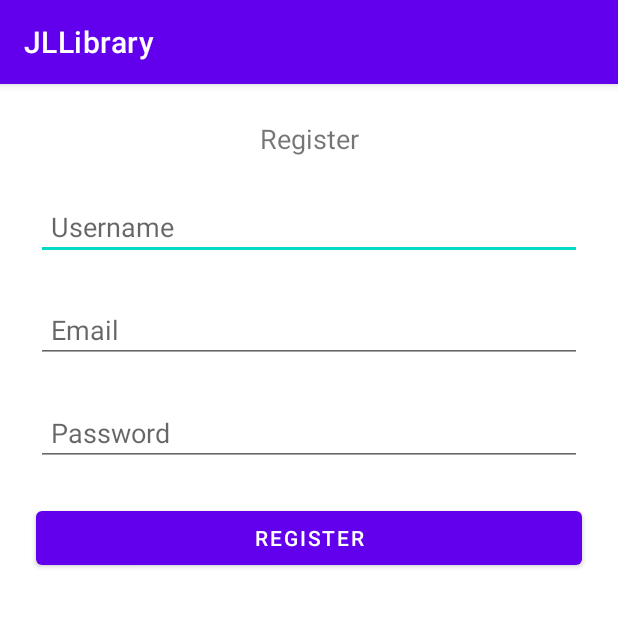
After one commit to Jianxuan-Li/android-F22-Assignment2-Library, an Android app: the RegisterActivity screen opened directly, with no data from a screen before it, on a phone screen of 412 x 824 dp, the top half of it. The commit adds this screen. Run offline under Robolectric (Android 15) with nearby library versions, the phone set to English and light mode, and no system bars.

Commit message:
feat: register

```diff
--- /dev/null
+++ b/app/src/main/java/jianxuan/li/jllibrary/RegisterActivity.java
@@ -0,0 +1,58 @@
+package jianxuan.li.jllibrary;
+
+import androidx.appcompat.app.AppCompatActivity;
+
+import android.content.Intent;
+import android.os.Bundle;
+import android.widget.Button;
+import android.widget.EditText;
+import android.widget.Toast;
+
+import jianxuan.li.jllibrary.data.Auth;
+import jianxuan.li.jllibrary.data.UserModel;
+
+public class RegisterActivity extends AppCompatActivity {
+
+    EditText username, password, email;
+    Button registerButton;
+
+    @Override
+    protected void onCreate(Bundle savedInstanceState) {
+        super.onCreate(savedInstanceState);
+        setContentView(R.layout.activity_register);
+
+        // widgets
+        username = findViewById(R.id.etName);
+        password = findViewById(R.id.etPassword);
+        email = findViewById(R.id.etEmail);
+        registerButton = findViewById(R.id.btnRegister);
+
+        // on click register button
+        registerButton.setOnClickListener(v -> {
+            UserModel userModel = new UserModel(this);
+            String username = this.username.getText().toString();
+            String password = this.password.getText().toString();
+            String email = this.email.getText().toString();
+
+            // validate
+            if (username.isEmpty() || password.isEmpty() || email.isEmpty()) {
+                Toast.makeText(this, "Please fill all fields", Toast.LENGTH_SHORT).show();
+                return;
+            }
+
+            if (userModel.register(username, password, email)) {
+                Auth auth = Auth.getInstance();
+                auth.setUsername(username);
+                auth.login();
+                Toast.makeText(this, "Register success", Toast.LENGTH_SHORT).show();
+
+                // go to home activity
+                Intent intent = new Intent(this, HomeActivity.class);
+                startActivity(intent);
+                finish();
+            } else {
+                Toast.makeText(this, "Account already exists", Toast.LENGTH_SHORT).show();
+            }
+        });
+    }
+}
--- /dev/null
+++ b/app/src/main/res/layout/activity_register.xml
@@ -0,0 +1,62 @@
+<?xml version="1.0" encoding="utf-8"?>
+<LinearLayout xmlns:android="http://schemas.android.com/apk/res/android"
+    xmlns:app="http://schemas.android.com/apk/res-auto"
+    xmlns:tools="http://schemas.android.com/tools"
+    android:layout_width="match_parent"
+    android:layout_height="match_parent"
+    android:orientation="vertical"
+    tools:context=".RegisterActivity">
+
+    <TextView
+        android:layout_width="match_parent"
+        android:layout_height="wrap_content"
+        android:layout_marginTop="24dp"
+        android:gravity="center"
+        android:text="@string/register_title"
+        android:textSize="18sp" />
+
+
+    <EditText
+        android:id="@+id/etName"
+        android:layout_width="match_parent"
+        android:layout_height="wrap_content"
+        android:layout_marginTop="24dp"
+        android:layout_marginLeft="24dp"
+        android:layout_marginRight="24dp"
+        android:hint="@string/prompt_username"
+        android:inputType="text"
+        android:padding="10dp" />
+
+    <EditText
+        android:id="@+id/etEmail"
+        android:layout_width="match_parent"
+        android:layout_height="wrap_content"
+        android:layout_marginTop="24dp"
+        android:layout_marginLeft="24dp"
+        android:layout_marginRight="24dp"
+        android:hint="@string/prompt_email"
+        android:inputType="textEmailAddress"
+        android:padding="10dp" />
+
+    <EditText
+        android:id="@+id/etPassword"
+        android:layout_width="match_parent"
+        android:layout_height="wrap_content"
+        android:layout_marginTop="24dp"
+        android:layout_marginLeft="24dp"
+        android:layout_marginRight="24dp"
+        android:hint="@string/prompt_password"
+        android:inputType="textPassword"
+        android:padding="10dp" />
+
+    <Button
+        android:id="@+id/btnRegister"
+        android:layout_width="match_parent"
+        android:layout_height="wrap_content"
+        android:layout_marginTop="24dp"
+        android:layout_marginLeft="24dp"
+        android:layout_marginRight="24dp"
+        android:text="@string/register_title"
+        android:textColor="@android:color/white" />
+
+</LinearLayout>
--- a/app/src/main/res/values/strings.xml
+++ b/app/src/main/res/values/strings.xml
@@ -2,6 +2,7 @@
     <string name="app_name">JLLibrary</string>
     <string name="title_activity_login">Login</string>
     <string name="prompt_username">Username</string>
+    <string name="prompt_email">Email</string>
     <string name="prompt_password">Password</string>
     <string name="action_sign_in">Sign in</string>
     <string name="action_sign_in_short">Sign in</string>
@@ -20,4 +21,5 @@
 
     <string name="open_nav">Open menu</string>
     <string name="close_nav">Close menu</string>
+    <string name="register_title">Register</string>
 </resources>
```
Also changed, not shown: app/src/main/AndroidManifest.xml (+7 -0 lines), app/src/main/java/jianxuan/li/jllibrary/LoginActivity.java (+9 -4 lines), app/src/main/java/jianxuan/li/jllibrary/data/UserModel.java (+18 -0 lines).
